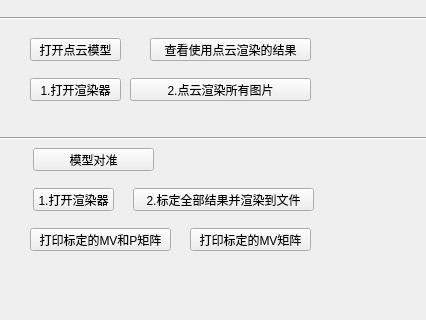
h005/myViewpoint, file hellogl2/mainentrywindow.ui: the form before one commit; both pictures show x 0 to 426 and y 102 to 422 of the 426 by 668 pixel window.
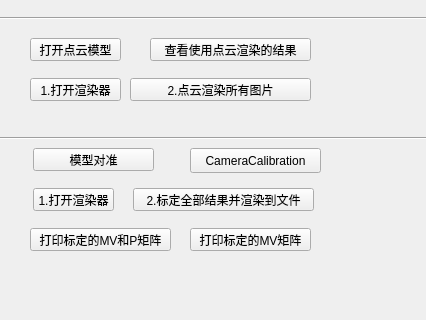
The form after the commit.

Patch:
```diff
--- a/hellogl2/mainentrywindow.ui
+++ b/hellogl2/mainentrywindow.ui
@@ -235,6 +235,19 @@
      <string>求取主方向</string>
     </property>
    </widget>
+   <widget class="QPushButton" name="cameraCalibration">
+    <property name="geometry">
+     <rect>
+      <x>190</x>
+      <y>250</y>
+      <width>131</width>
+      <height>25</height>
+     </rect>
+    </property>
+    <property name="text">
+     <string>CameraCalibration</string>
+    </property>
+   </widget>
   </widget>
   <widget class="QMenuBar" name="menubar">
    <property name="geometry">
```
Left out of the diff: 2 changed lines with no effect on the pictures.
